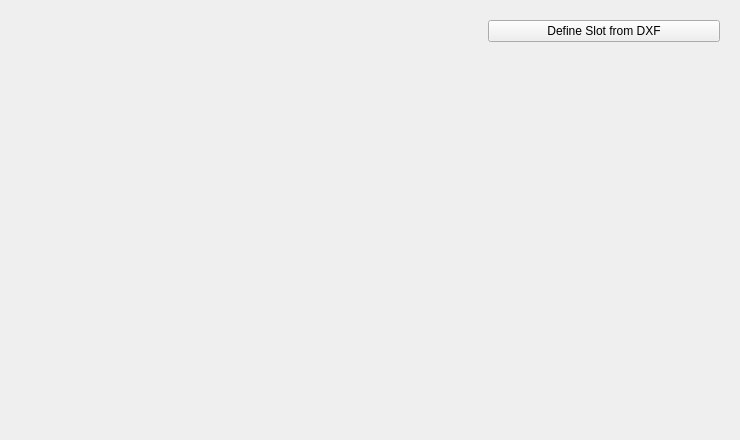
The window that pyleecan/GUI/Dialog/DMachineSetup/SWSlot/PWSlotUD/PWSlotUD.ui (Eomys/pyleecan) describes before a commit, drawn with Qt 5.
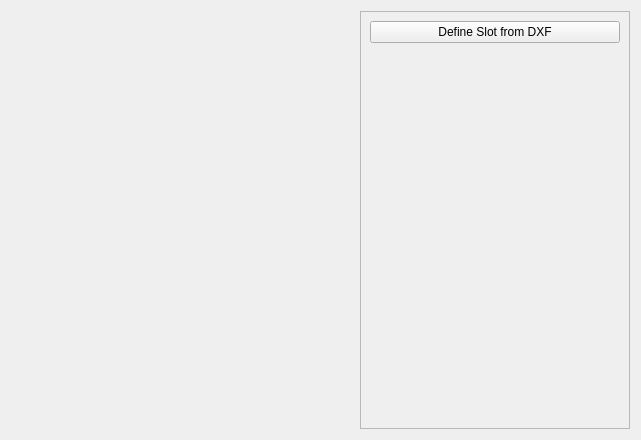
The same window after the commit. Custom widgets are drawn as their Qt base class.

Commit message: [CO] Scroll widget for right column

What changed in the file:
```diff
--- a/pyleecan/GUI/Dialog/DMachineSetup/SWSlot/PWSlotUD/PWSlotUD.ui
+++ b/pyleecan/GUI/Dialog/DMachineSetup/SWSlot/PWSlotUD/PWSlotUD.ui
@@ -6,13 +6,13 @@
    <rect>
     <x>0</x>
     <y>0</y>
-    <width>740</width>
+    <width>641</width>
     <height>440</height>
    </rect>
   </property>
   <property name="minimumSize">
    <size>
-    <width>740</width>
+    <width>0</width>
     <height>440</height>
    </size>
   </property>
@@ -30,18 +30,30 @@
     <widget class="MPLCanvas2" name="w_viewer" native="true"/>
    </item>
    <item>
-    <widget class="QWidget" name="widget" native="true">
+    <widget class="QScrollArea" name="scrollArea">
      <property name="minimumSize">
       <size>
-       <width>250</width>
+       <width>270</width>
        <height>0</height>
       </size>
      </property>
      <property name="maximumSize">
       <size>
-       <width>250</width>
+       <width>270</width>
        <height>16777215</height>
       </size>
+     </property>
+     <property name="widgetResizable">
+      <bool>true</bool>
+     </property>
+     <widget class="QWidget" name="scrollAreaWidgetContents">
+      <property name="geometry">
+       <rect>
+        <x>0</x>
+        <y>0</y>
+        <width>268</width>
+        <height>416</height>
+       </rect>
      </property>
      <layout class="QVBoxLayout" name="verticalLayout">
       <item>
@@ -78,6 +90,7 @@
        <widget class="WWSlotOut" name="w_out" native="true"/>
       </item>
      </layout>
+     </widget>
     </widget>
    </item>
   </layout>
```
Lines whose indentation alone changed are shown as unchanged. The commit also changes 84 other files.
